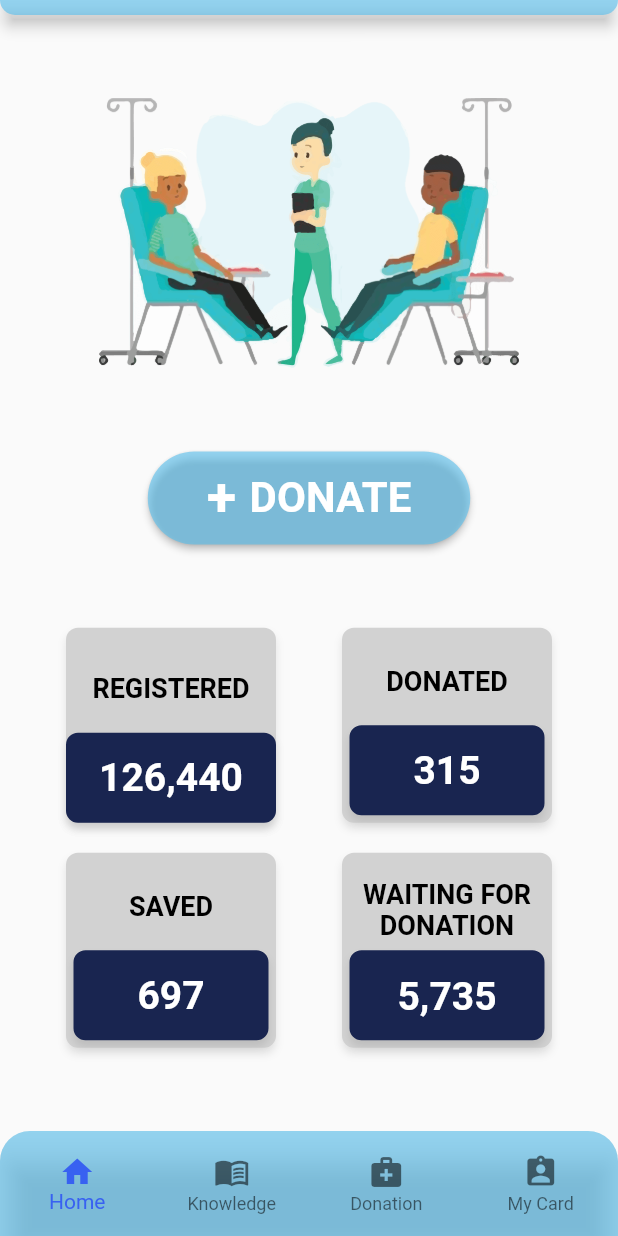
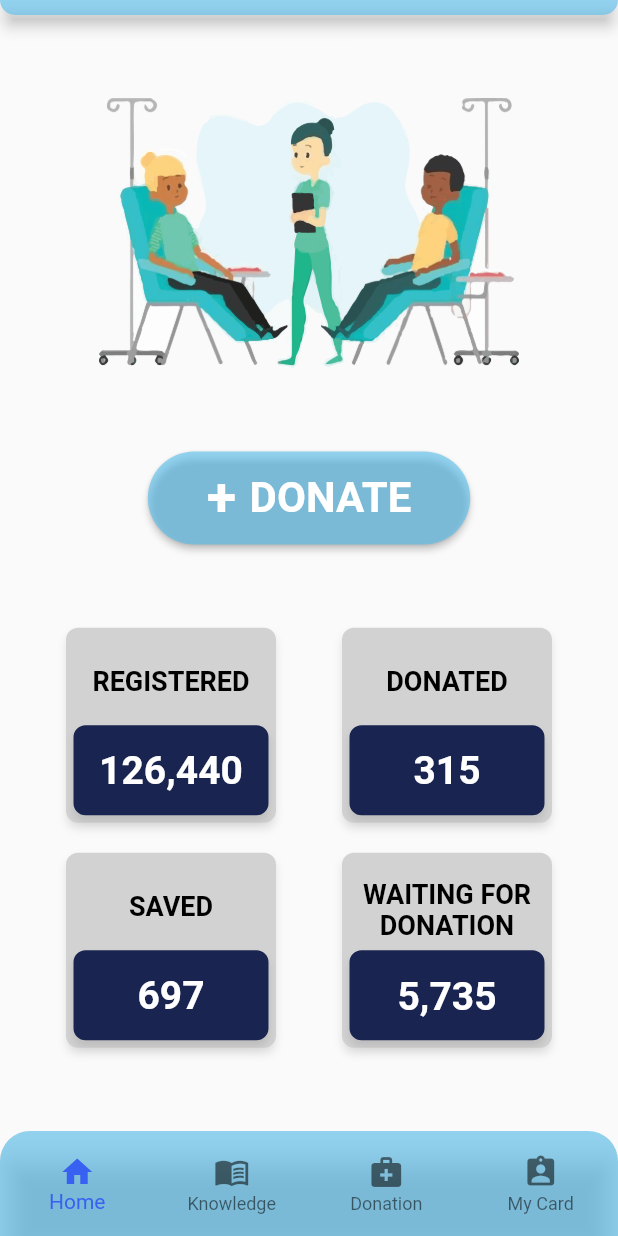
Before and after one commit to gtmetric/danagan, a Flutter app: the screen it shows after launch, on a phone screen of 412 x 824 dp. Run offline on Flutter 3.47's test engine with Material 2 defaults, Android fonts, the phone set to English and light mode, and no system bars; Roboto replaces fonts that are missing (Ubuntu).

Commit message:
Deleted unnecessary lines

```diff
--- a/lib/main.dart
+++ b/lib/main.dart
@@ -1,19 +1,7 @@
 import 'package:flutter/material.dart';
-
-// void main() {
-//   runApp(MaterialApp(
-//     initialRoute: '/',
-//     routes: {
-//       '/': (context) => Loading(),
-//       '/home': (context) => Home(),
-//       '/location': (context) => ChooseLocation(),
-//     },
-//   ));
-// }
 
 void main() => runApp(MyApp());
 
-/// This is the main application widget.
 class MyApp extends StatelessWidget {
   @override
   Widget build(BuildContext context) {
@@ -23,7 +11,6 @@ class MyApp extends StatelessWidget {
   }
 }
 
-/// This is the stateful widget that the main application instantiates.
 class MyStatefulWidget extends StatefulWidget {
   MyStatefulWidget({Key key}) : super(key: key);
 
@@ -31,7 +18,6 @@ class MyStatefulWidget extends StatefulWidget {
   _MyStatefulWidgetState createState() => _MyStatefulWidgetState();
 }
 
-/// This is the private State class that goes with MyStatefulWidget.
 class _MyStatefulWidgetState extends State<MyStatefulWidget> {
   int _selectedIndex = 0;
 
@@ -108,8 +94,14 @@ class _MyStatefulWidgetState extends State<MyStatefulWidget> {
                         width: 140,
                         height: 130,
                         child: Container(
+                          width: 140,
+                          height: 120,
                           decoration: BoxDecoration(
                             borderRadius: BorderRadius.circular(8),
+                            border: Border.all(
+                              color: Color(0xffd2d2d2),
+                              width: 5,
+                            ),
                             boxShadow: [
                               BoxShadow(
                                 color: Color(0x19000000),
@@ -261,7 +253,7 @@ class _MyStatefulWidgetState extends State<MyStatefulWidget> {
                             ],
                           ),
                         ),
-                      )
+                      ),
                     ],
                   ),
                   SizedBox(height: 20),
```
